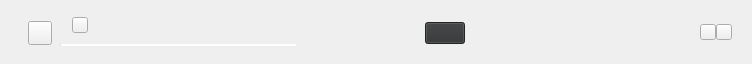
meganz/MEGAsync, file src/MEGASync/transfers/gui/ui/TransferManagerDelegateWidget.ui: the form before one commit.
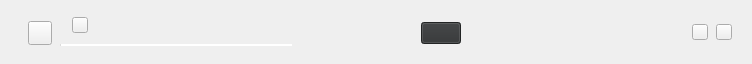
The form after the commit. Icons and pictures are not drawn. Custom widgets are drawn as their Qt base class.

```diff
--- a/src/MEGASync/transfers/gui/ui/TransferManagerDelegateWidget.ui
+++ b/src/MEGASync/transfers/gui/ui/TransferManagerDelegateWidget.ui
@@ -1107,7 +1107,31 @@
          </property>
         </widget>
        </item>
-       <item alignment="Qt::AlignHCenter|Qt::AlignVCenter">
+       <item>
+        <widget class="QWidget" name="wActionButtonsContainer" native="true">
+         <property name="minimumSize">
+          <size>
+           <width>0</width>
+           <height>0</height>
+          </size>
+         </property>
+         <layout class="QHBoxLayout" name="horizontalLayout_12">
+          <property name="spacing">
+           <number>8</number>
+          </property>
+          <property name="leftMargin">
+           <number>0</number>
+          </property>
+          <property name="topMargin">
+           <number>0</number>
+          </property>
+          <property name="rightMargin">
+           <number>0</number>
+          </property>
+          <property name="bottomMargin">
+           <number>0</number>
+          </property>
+          <item>
         <widget class="QWidget" name="wPauseResume" native="true">
          <property name="sizePolicy">
           <sizepolicy hsizetype="Fixed" vsizetype="Fixed">
@@ -1225,11 +1249,19 @@
        </item>
       </layout>
      </widget>
+       </item>
+      </layout>
+     </widget>
     </widget>
    </item>
   </layout>
  </widget>
  <customwidgets>
+  <customwidget>
+   <class>TokenizableToolButton</class>
+   <extends>QToolButton</extends>
+   <header>tokenizer/TokenizableItems/TokenizableButtons.h </header>
+  </customwidget>
   <customwidget>
    <class>IconLabel</class>
    <extends>QToolButton</extends>
@@ -1240,11 +1272,6 @@
    <extends>QPushButton</extends>
    <header>tokenizer/TokenizableItems/TokenizableButtons.h</header>
   </customwidget>
-  <customwidget>
-   <class>TokenizableToolButton</class>
-   <extends>QToolButton</extends>
-   <header>tokenizer/TokenizableItems/TokenizableButtons.h </header>
-  </customwidget>
  </customwidgets>
  <resources>
   <include location="../../../gui/Resources_light.qrc"/>
```
Left out of the diff: 8 changed lines with no effect on the pictures. Lines whose indentation alone changed are shown as unchanged.
